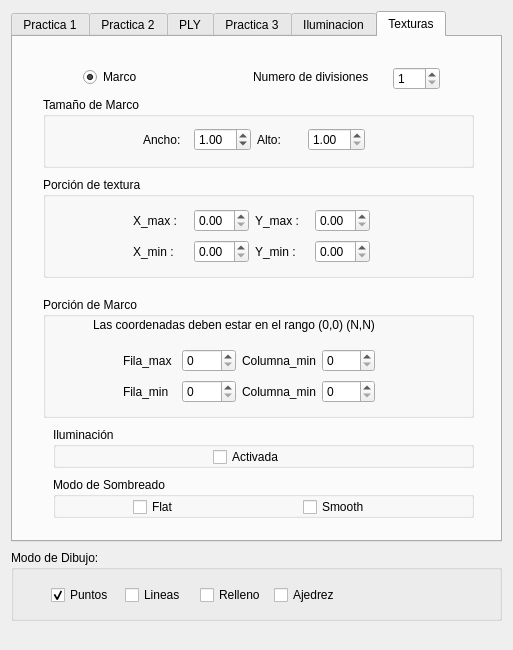
Old version of the form Practica4/esqueleto_qt/interfaz.ui in the repository Ancaor/IG.
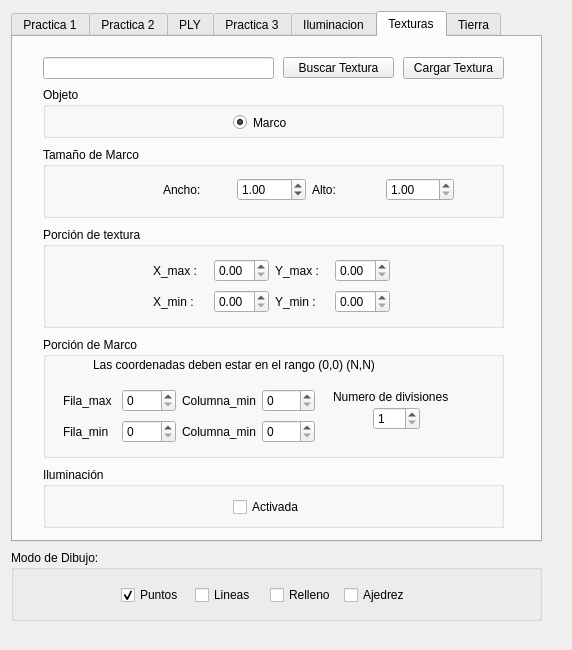
New version of the form. The open tabs and pages were chosen to show the change.

Patch:
```diff
--- a/Practica4/esqueleto_qt/interfaz.ui
+++ b/Practica4/esqueleto_qt/interfaz.ui
@@ -6,7 +6,7 @@
    <rect>
     <x>0</x>
     <y>0</y>
-    <width>513</width>
+    <width>572</width>
     <height>650</height>
    </rect>
   </property>
@@ -18,7 +18,7 @@
     <rect>
      <x>11</x>
      <y>11</y>
-     <width>491</width>
+     <width>531</width>
      <height>531</height>
     </rect>
    </property>
@@ -770,100 +770,13 @@
     <attribute name="title">
      <string>Texturas</string>
     </attribute>
-    <widget class="QRadioButton" name="radioButton_14">
-     <property name="geometry">
-      <rect>
-       <x>70</x>
-       <y>30</y>
-       <width>100</width>
-       <height>20</height>
-      </rect>
-     </property>
-     <property name="text">
-      <string>Marco</string>
-     </property>
-     <property name="checked">
-      <bool>true</bool>
-     </property>
-    </widget>
-    <widget class="QSpinBox" name="spinBox_2">
-     <property name="geometry">
-      <rect>
-       <x>380</x>
-       <y>30</y>
-       <width>47</width>
-       <height>23</height>
-      </rect>
-     </property>
-     <property name="minimum">
-      <number>1</number>
-     </property>
-     <property name="maximum">
-      <number>100</number>
-     </property>
-     <property name="value">
-      <number>1</number>
-     </property>
-    </widget>
-    <widget class="QLabel" name="label_17">
-     <property name="geometry">
-      <rect>
-       <x>240</x>
-       <y>30</y>
-       <width>131</width>
-       <height>20</height>
-      </rect>
-     </property>
-     <property name="text">
-      <string>Numero de divisiones</string>
-     </property>
-    </widget>
-    <widget class="QGroupBox" name="groupBox_12">
-     <property name="geometry">
-      <rect>
-       <x>40</x>
-       <y>440</y>
-       <width>421</width>
-       <height>41</height>
-      </rect>
-     </property>
-     <property name="title">
-      <string>Modo de Sombreado</string>
-     </property>
-     <widget class="QCheckBox" name="checkBox_9">
-      <property name="geometry">
-       <rect>
-        <x>80</x>
-        <y>20</y>
-        <width>61</width>
-        <height>20</height>
-       </rect>
-      </property>
-      <property name="text">
-       <string>Flat</string>
-      </property>
-     </widget>
-     <widget class="QCheckBox" name="checkBox_10">
-      <property name="geometry">
-       <rect>
-        <x>250</x>
-        <y>20</y>
-        <width>81</width>
-        <height>20</height>
-       </rect>
-      </property>
-      <property name="text">
-       <string>Smooth</string>
-      </property>
-     </widget>
-    </widget>
     <widget class="QGroupBox" name="groupBox_13">
      <property name="geometry">
       <rect>
-       <x>40</x>
-       <y>390</y>
-       <width>421</width>
-       <height>41</height>
+       <x>30</x>
+       <y>430</y>
+       <width>461</width>
+       <height>61</height>
       </rect>
      </property>
      <property name="title">
@@ -872,8 +785,8 @@
      <widget class="QCheckBox" name="checkBox_11">
       <property name="geometry">
        <rect>
-        <x>160</x>
-        <y>20</y>
+        <x>190</x>
+        <y>30</y>
         <width>85</width>
         <height>20</height>
        </rect>
@@ -887,20 +800,20 @@
      <property name="geometry">
       <rect>
        <x>30</x>
-       <y>60</y>
-       <width>431</width>
+       <y>110</y>
+       <width>461</width>
        <height>71</height>
       </rect>
      </property>
      <property name="title">
       <string>Tamaño de Marco</string>
      </property>
-     <widget class="QWidget" name="">
+     <widget class="QWidget" name="layoutWidget">
       <property name="geometry">
        <rect>
-        <x>100</x>
+        <x>120</x>
         <y>30</y>
-        <width>222</width>
+        <width>291</width>
         <height>25</height>
        </rect>
       </property>
@@ -949,18 +862,18 @@
      <property name="geometry">
       <rect>
        <x>30</x>
-       <y>140</y>
-       <width>431</width>
+       <y>190</y>
+       <width>461</width>
        <height>101</height>
       </rect>
      </property>
      <property name="title">
       <string>Porción de textura</string>
      </property>
-     <widget class="QWidget" name="">
+     <widget class="QWidget" name="layoutWidget">
       <property name="geometry">
        <rect>
-        <x>90</x>
+        <x>110</x>
         <y>30</y>
         <width>237</width>
         <height>58</height>
@@ -1069,8 +982,8 @@
      <property name="geometry">
       <rect>
        <x>30</x>
-       <y>260</y>
-       <width>431</width>
+       <y>300</y>
+       <width>461</width>
        <height>121</height>
       </rect>
      </property>
@@ -1090,10 +1003,42 @@
        <string>Las coordenadas deben estar en el rango (0,0) (N,N)</string>
       </property>
      </widget>
-     <widget class="QWidget" name="">
+     <widget class="QSpinBox" name="spinBox_2">
       <property name="geometry">
        <rect>
-        <x>80</x>
+        <x>330</x>
+        <y>70</y>
+        <width>47</width>
+        <height>23</height>
+       </rect>
+      </property>
+      <property name="minimum">
+       <number>1</number>
+      </property>
+      <property name="maximum">
+       <number>100</number>
+      </property>
+      <property name="value">
+       <number>1</number>
+      </property>
+     </widget>
+     <widget class="QLabel" name="label_17">
+      <property name="geometry">
+       <rect>
+        <x>290</x>
+        <y>50</y>
+        <width>131</width>
+        <height>20</height>
+       </rect>
+      </property>
+      <property name="text">
+       <string>Numero de divisiones</string>
+      </property>
+     </widget>
+     <widget class="QWidget" name="layoutWidget">
+      <property name="geometry">
+       <rect>
+        <x>20</x>
         <y>50</y>
         <width>252</width>
         <height>58</height>
@@ -1110,7 +1055,11 @@
           </widget>
          </item>
          <item>
-          <widget class="QSpinBox" name="spinBox_4"/>
+          <widget class="QSpinBox" name="spinBox_4">
+           <property name="maximum">
+            <number>1</number>
+           </property>
+          </widget>
          </item>
          <item>
           <widget class="QLabel" name="label_21">
@@ -1120,7 +1069,11 @@
           </widget>
          </item>
          <item>
-          <widget class="QSpinBox" name="spinBox_6"/>
+          <widget class="QSpinBox" name="spinBox_6">
+           <property name="maximum">
+            <number>1</number>
+           </property>
+          </widget>
          </item>
         </layout>
        </item>
@@ -1134,7 +1087,11 @@
           </widget>
          </item>
          <item>
-          <widget class="QSpinBox" name="spinBox_5"/>
+          <widget class="QSpinBox" name="spinBox_5">
+           <property name="maximum">
+            <number>1</number>
+           </property>
+          </widget>
          </item>
          <item>
           <widget class="QLabel" name="label_18">
@@ -1144,11 +1101,173 @@
           </widget>
          </item>
          <item>
-          <widget class="QSpinBox" name="spinBox_3"/>
+          <widget class="QSpinBox" name="spinBox_3">
+           <property name="maximum">
+            <number>1</number>
+           </property>
+          </widget>
          </item>
         </layout>
        </item>
       </layout>
+     </widget>
+    </widget>
+    <widget class="QGroupBox" name="groupBox_12">
+     <property name="geometry">
+      <rect>
+       <x>30</x>
+       <y>50</y>
+       <width>461</width>
+       <height>51</height>
+      </rect>
+     </property>
+     <property name="title">
+      <string>Objeto</string>
+     </property>
+     <widget class="QRadioButton" name="radioButton_14">
+      <property name="geometry">
+       <rect>
+        <x>190</x>
+        <y>20</y>
+        <width>100</width>
+        <height>31</height>
+       </rect>
+      </property>
+      <property name="text">
+       <string>Marco</string>
+      </property>
+      <property name="checked">
+       <bool>true</bool>
+      </property>
+     </widget>
+    </widget>
+    <widget class="QLineEdit" name="lineEdit_3">
+     <property name="geometry">
+      <rect>
+       <x>30</x>
+       <y>20</y>
+       <width>231</width>
+       <height>22</height>
+      </rect>
+     </property>
+    </widget>
+    <widget class="QPushButton" name="pushButton_4">
+     <property name="geometry">
+      <rect>
+       <x>270</x>
+       <y>20</y>
+       <width>111</width>
+       <height>21</height>
+      </rect>
+     </property>
+     <property name="text">
+      <string>Buscar Textura</string>
+     </property>
+    </widget>
+    <widget class="QPushButton" name="pushButton_5">
+     <property name="geometry">
+      <rect>
+       <x>390</x>
+       <y>20</y>
+       <width>101</width>
+       <height>22</height>
+      </rect>
+     </property>
+     <property name="text">
+      <string>Cargar Textura</string>
+     </property>
+    </widget>
+   </widget>
+   <widget class="QWidget" name="tab_7">
+    <attribute name="title">
+     <string>Tierra</string>
+    </attribute>
+    <widget class="QGroupBox" name="groupBox_17">
+     <property name="geometry">
+      <rect>
+       <x>10</x>
+       <y>110</y>
+       <width>501</width>
+       <height>80</height>
+      </rect>
+     </property>
+     <property name="title">
+      <string>Iluminacion</string>
+     </property>
+     <widget class="QCheckBox" name="checkBox_9">
+      <property name="geometry">
+       <rect>
+        <x>180</x>
+        <y>40</y>
+        <width>85</width>
+        <height>20</height>
+       </rect>
+      </property>
+      <property name="text">
+       <string>Activar</string>
+      </property>
+     </widget>
+    </widget>
+    <widget class="QGroupBox" name="groupBox_18">
+     <property name="geometry">
+      <rect>
+       <x>10</x>
+       <y>10</y>
+       <width>501</width>
+       <height>91</height>
+      </rect>
+     </property>
+     <property name="title">
+      <string>Carga de Textura</string>
+     </property>
+     <widget class="QLabel" name="label_24">
+      <property name="geometry">
+       <rect>
+        <x>40</x>
+        <y>30</y>
+        <width>101</width>
+        <height>16</height>
+       </rect>
+      </property>
+      <property name="text">
+       <string>Path de tierra</string>
+      </property>
+     </widget>
+     <widget class="QLineEdit" name="lineEdit_4">
+      <property name="geometry">
+       <rect>
+        <x>10</x>
+        <y>50</y>
+        <width>261</width>
+        <height>22</height>
+       </rect>
+      </property>
+     </widget>
+     <widget class="QPushButton" name="pushButton_6">
+      <property name="geometry">
+       <rect>
+        <x>380</x>
+        <y>50</y>
+        <width>111</width>
+        <height>21</height>
+       </rect>
+      </property>
+      <property name="text">
+       <string>Cargar Tierra</string>
+      </property>
+     </widget>
+     <widget class="QPushButton" name="pushButton_7">
+      <property name="geometry">
+       <rect>
+        <x>290</x>
+        <y>50</y>
+        <width>80</width>
+        <height>22</height>
+       </rect>
+      </property>
+      <property name="text">
+       <string>Buscar</string>
+      </property>
      </widget>
     </widget>
    </widget>
@@ -1158,7 +1277,7 @@
     <rect>
      <x>11</x>
      <y>550</y>
-     <width>491</width>
+     <width>531</width>
      <height>71</height>
     </rect>
    </property>
@@ -1168,7 +1287,7 @@
    <widget class="QWidget" name="layoutWidget">
     <property name="geometry">
      <rect>
-      <x>40</x>
+      <x>110</x>
       <y>30</y>
       <width>291</width>
       <height>31</height>
```
Left out of the diff: 85 changed lines with no effect on the pictures.
